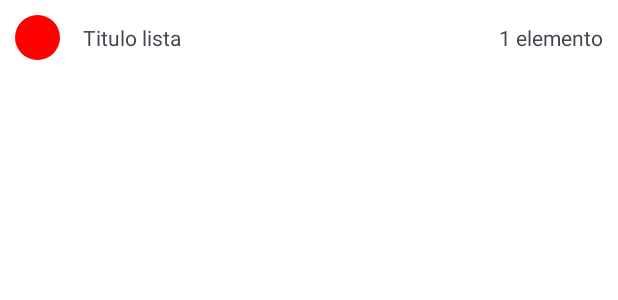
After one commit to AritzAyensa/Proyecto_DAM_Aritz_Ayensa, an Android app: the layout item_lista_inicio.xml on its own in the app's theme, with its tools: preview values and no code run, on a phone screen of 412 x 824 dp. The commit adds this screen. Shown: the top 300 px of the screen. Run offline under Robolectric (Android 15) with nearby library versions, the phone set to English and light mode, and no system bars.

Commit message:
base para crear listas

```diff
--- /dev/null
+++ b/app/src/main/res/drawable/baseline_add_circle_outline_24.xml
@@ -0,0 +1,5 @@
+<vector xmlns:android="http://schemas.android.com/apk/res/android" android:height="24dp" android:tint="#000000" android:viewportHeight="24" android:viewportWidth="24" android:width="24dp">
+
+    <path android:fillColor="@android:color/white" android:pathData="M13,7h-2v4L7,11v2h4v4h2v-4h4v-2h-4L13,7zM12,2C6.48,2 2,6.48 2,12s4.48,10 10,10 10,-4.48 10,-10S17.52,2 12,2zM12,20c-4.41,0 -8,-3.59 -8,-8s3.59,-8 8,-8 8,3.59 8,8 -3.59,8 -8,8z"/>
+
+</vector>
--- a/app/src/main/res/drawable/btn_circular.xml
+++ b/app/src/main/res/drawable/btn_circular.xml
@@ -1,4 +1,4 @@
 <?xml version="1.0" encoding="utf-8"?>
 <shape xmlns:android="http://schemas.android.com/apk/res/android" android:shape="oval">
-    <solid android:color="@color/rojo"/> <!-- Color azul del botón -->
+    <solid android:color="@color/rojo"/>
 </shape>
--- a/app/src/main/res/layout/activity_bottom_navigation.xml
+++ b/app/src/main/res/layout/activity_bottom_navigation.xml
@@ -3,8 +3,7 @@
     xmlns:app="http://schemas.android.com/apk/res-auto"
     android:id="@+id/container"
     android:layout_width="match_parent"
-    android:layout_height="match_parent"
-    android:paddingTop="?attr/actionBarSize">
+    android:layout_height="match_parent">
 
     <com.google.android.material.bottomnavigation.BottomNavigationView
         android:id="@+id/nav_view"
--- /dev/null
+++ b/app/src/main/res/layout/item_lista_inicio.xml
@@ -0,0 +1,41 @@
+<LinearLayout xmlns:android="http://schemas.android.com/apk/res/android"
+    android:id="@+id/layout_tareas_campos_item"
+    android:layout_width="match_parent"
+    android:layout_height="wrap_content"
+    android:orientation="vertical"
+    android:padding="10dp"
+    android:gravity="start">
+
+    <LinearLayout
+        android:orientation="horizontal"
+        android:layout_width="match_parent"
+        android:layout_height="wrap_content">
+
+        <!-- Campo de color -->
+        <TextView
+            android:id="@+id/colorLista"
+            android:layout_width="30dp"
+            android:layout_height="30dp"
+            android:background="@drawable/btn_circular"/>
+
+        <!-- Campo de nombre de la tarea -->
+        <TextView
+            android:id="@+id/nombreTarea"
+            android:layout_width="0dp"
+            android:layout_height="wrap_content"
+            android:layout_marginStart="15dp"
+            android:layout_weight="1"
+            android:text="@string/item_lista_tv_titulo_lista"
+            android:layout_gravity="center_vertical" />
+
+        <!-- Campo de hora inicio -->
+        <TextView
+            android:id="@+id/horaTareaInicio"
+            android:layout_width="wrap_content"
+            android:layout_height="wrap_content"
+            android:text="@string/item_lista_tv_elementos"
+            android:textSize="14sp"
+            android:layout_gravity="center_vertical" />
+
+    </LinearLayout>
+</LinearLayout>
--- a/app/src/main/res/values/strings.xml
+++ b/app/src/main/res/values/strings.xml
@@ -44,6 +44,10 @@
     <string name="editar_perfil_et_cancelar">Cancelar</string>
     <string name="editar_perfil_et_guardar">Guardar</string>
     <string name="editar_perfil_et_editar_perfil">Editar perfil</string>
+    <string name="inicio_tv_mis_listas">Mis listas</string>
+    <string name="item_lista_tv_elementos">1 elemento</string>
+    <string name="item_lista_tv_titulo_lista">Titulo lista</string>
+    <string name="inicio_btn_añadir_lista">Añadir lista</string>
 
 
 </resources>
```
Also changed, not shown: app/src/main/java/com/example/proyecto_dam_aritz_ayensa/activities/ui/home/HomeFragment.kt (+7 -9 lines), app/src/main/res/layout/fragment_cuenta.xml (+6 -4 lines), app/src/main/res/layout/fragment_home.xml (+32 -8 lines).
